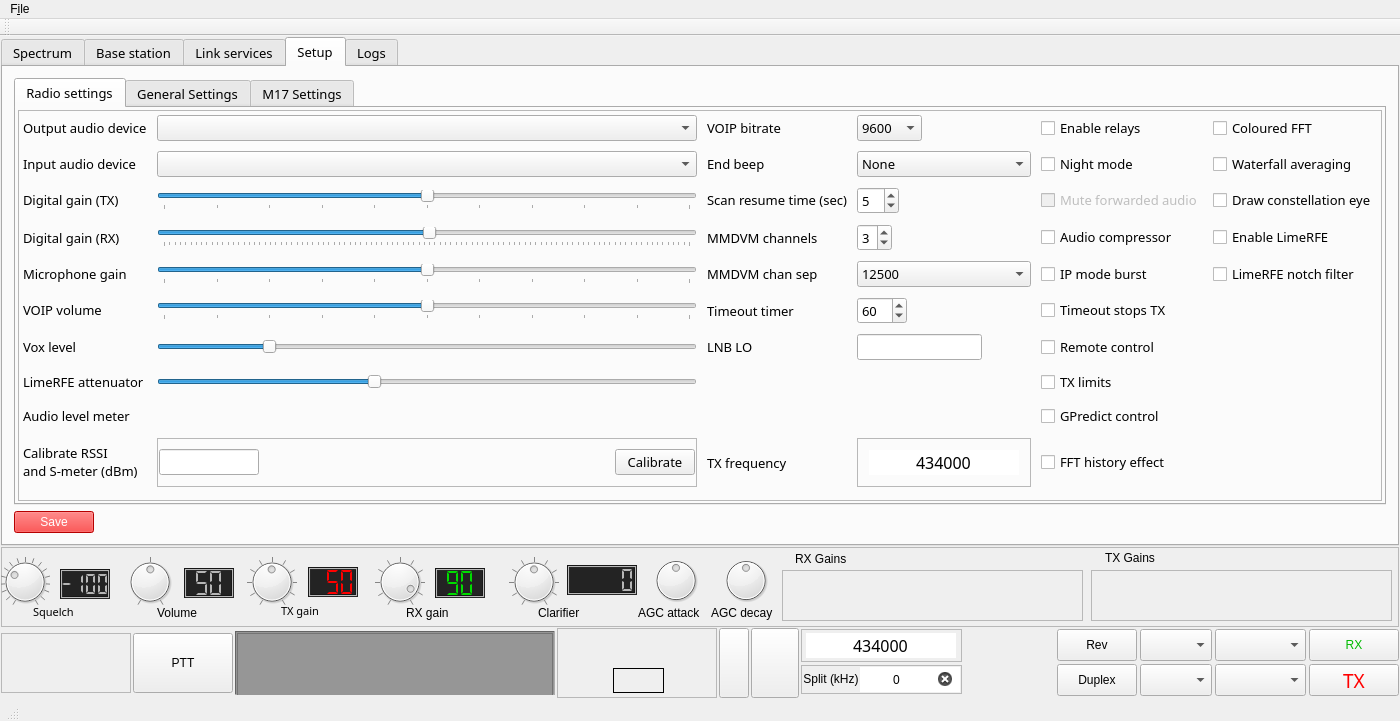
Above: src/mainwindow.ui from qradiolink/qradiolink before the change. Below: the same form after it.
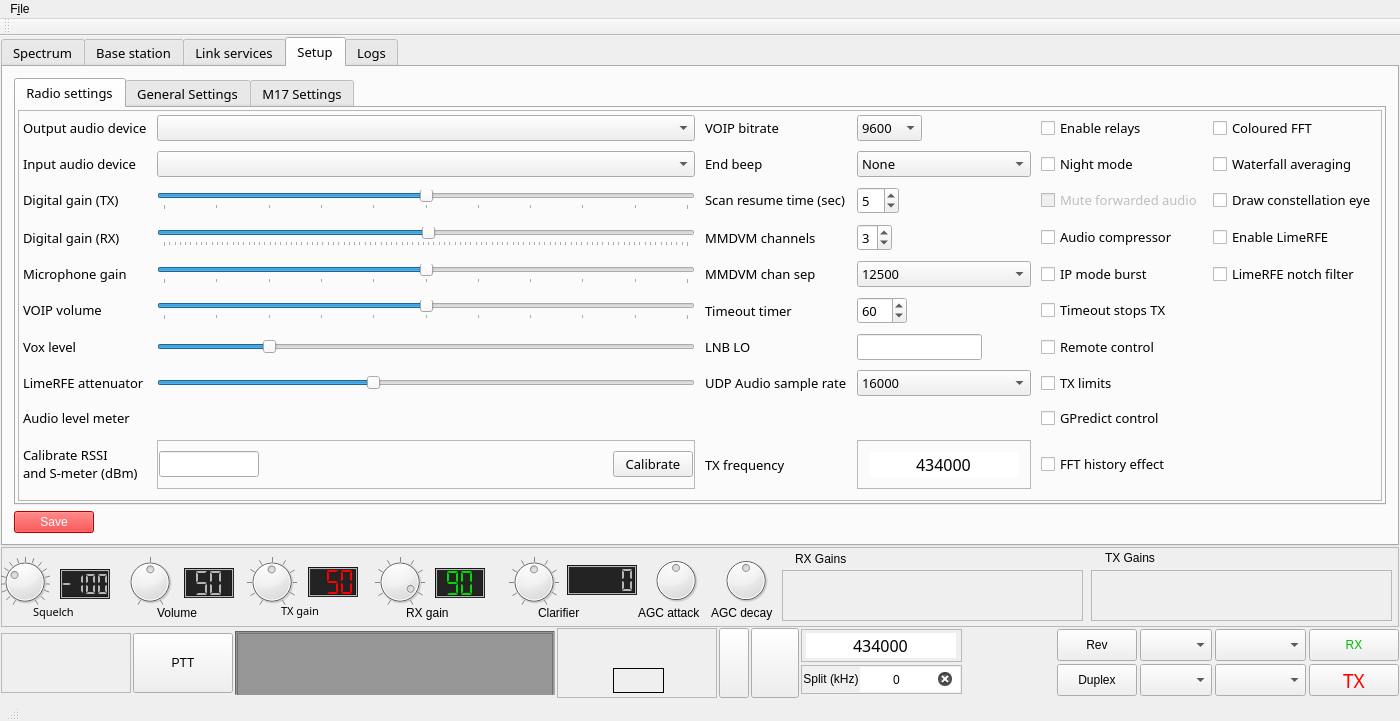
That is the form after the change. The open tabs and pages were chosen to show the change. Icons and pictures are not drawn. Custom widgets are drawn as their Qt base class.

Commit message:
Add logic for RX to UDP audio
Also renamed svxclient to udp client

```diff
--- a/src/mainwindow.ui
+++ b/src/mainwindow.ui
@@ -3685,6 +3685,35 @@
                    </property>
                   </widget>
                  </item>
+                 <item row="12" column="2">
+                  <widget class="QLabel" name="label_59">
+                   <property name="text">
+                    <string>UDP Audio sample rate</string>
+                   </property>
+                  </widget>
+                 </item>
+                 <item row="12" column="3">
+                  <widget class="QComboBox" name="udpSampleRateComboBox">
+                   <property name="currentIndex">
+                    <number>1</number>
+                   </property>
+                   <item>
+                    <property name="text">
+                     <string>8000</string>
+                    </property>
+                   </item>
+                   <item>
+                    <property name="text">
+                     <string>16000</string>
+                    </property>
+                   </item>
+                   <item>
+                    <property name="text">
+                     <string>48000</string>
+                    </property>
+                   </item>
+                  </widget>
+                 </item>
                 </layout>
                </widget>
               </item>
```
Left out of the diff: 8 changed lines with no effect on the pictures. The commit also changes 12 other files.
